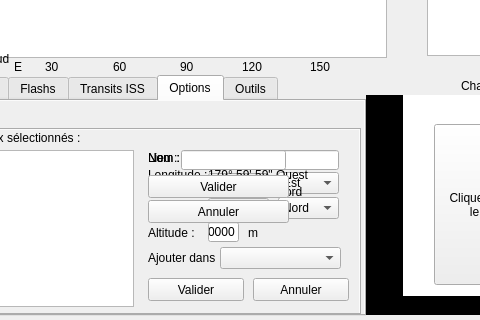
Qt form previsat.ui (mconsidine/previsat_archive) before a commit; both pictures show x 422 to 902 and y 370 to 690 of the 1068 by 690 pixel window.
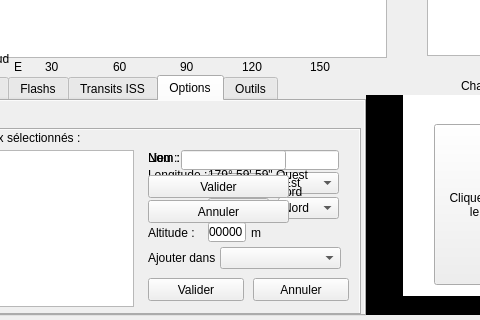
The same form after that commit. The open tabs and pages were chosen to show the change. Icons and pictures are not drawn.

Commit message: Ajout de validateurs pour la saisie des coordonnees du lieu d'observation

```diff
--- a/previsat.ui
+++ b/previsat.ui
@@ -10319,7 +10319,7 @@
                 <rect>
                  <x>60</x>
                  <y>72</y>
-                 <width>31</width>
+                 <width>38</width>
                  <height>20</height>
                 </rect>
                </property>
@@ -10327,10 +10327,10 @@
                 <font/>
                </property>
                <property name="inputMask">
-                <string notr="true">####</string>
+                <string notr="true">#####</string>
                </property>
                <property name="text">
-                <string notr="true">0000</string>
+                <string notr="true">00000</string>
                </property>
                <property name="alignment">
                 <set>Qt::AlignRight|Qt::AlignTrailing|Qt::AlignVCenter</set>
@@ -10339,7 +10339,7 @@
               <widget class="QLabel" name="lbl_nvUnite">
                <property name="geometry">
                 <rect>
-                 <x>100</x>
+                 <x>103</x>
                  <y>75</y>
                  <width>21</width>
                  <height>16</height>
```
The commit also changes 2 other files.
